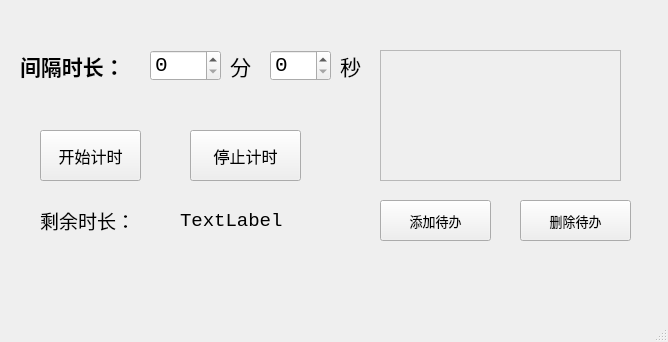
Above: mainwindow.ui from max-Ernest/clock before the change. Below: the same form after it.
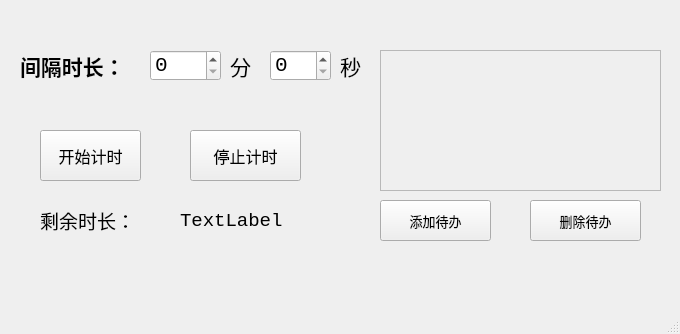
That is the form after the change.

Commit message: 修复 bug

What changed in the file:
```diff
--- a/mainwindow.ui
+++ b/mainwindow.ui
@@ -6,8 +6,8 @@
    <rect>
     <x>0</x>
     <y>0</y>
-    <width>668</width>
-    <height>342</height>
+    <width>680</width>
+    <height>334</height>
    </rect>
   </property>
   <property name="windowTitle">
@@ -186,8 +186,8 @@
      <rect>
       <x>380</x>
       <y>50</y>
-      <width>241</width>
-      <height>131</height>
+      <width>281</width>
+      <height>141</height>
      </rect>
     </property>
     <property name="font">
@@ -204,8 +204,8 @@
       <rect>
        <x>0</x>
        <y>0</y>
-       <width>239</width>
-       <height>129</height>
+       <width>279</width>
+       <height>139</height>
       </rect>
      </property>
     </widget>
@@ -232,7 +232,7 @@
    <widget class="QPushButton" name="delButton">
     <property name="geometry">
      <rect>
-      <x>520</x>
+      <x>530</x>
       <y>200</y>
       <width>111</width>
       <height>41</height>
```
Left out of the diff: 2 changed lines with no effect on the pictures. The commit also changes 2 other files.
